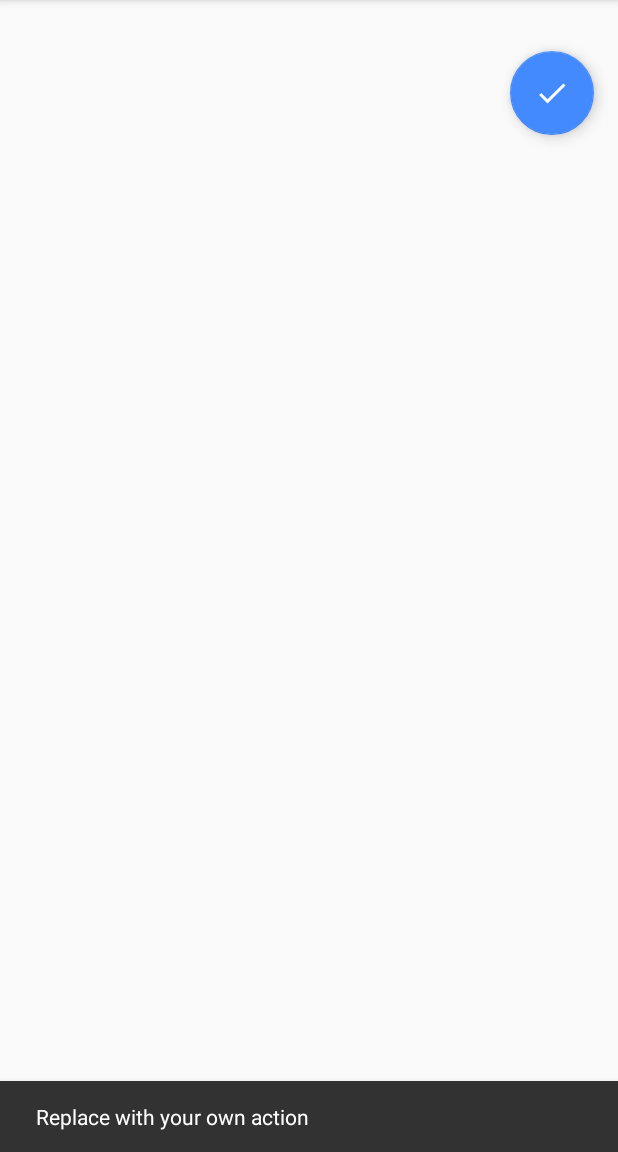
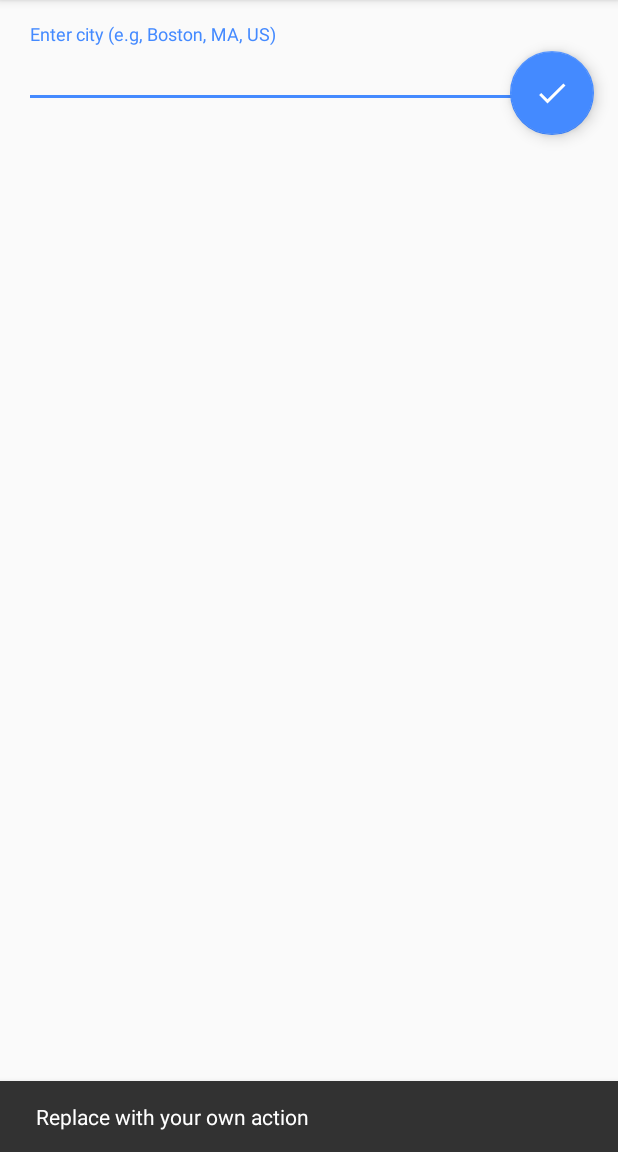
Before and after one commit to rengokantai/Dlan6progpj6_weather, an Android app: the screen it shows after launch (MainActivity), after a tap on an icon or button, on a phone screen of 412 x 824 dp, the part 84-1236 px from its top. Run offline under Robolectric (Android 15) with nearby library versions, the phone set to English and light mode, and no system bars.

Commit message:
Modify content_main

```diff
--- a/app/src/main/res/layout/content_main.xml
+++ b/app/src/main/res/layout/content_main.xml
@@ -1,5 +1,5 @@
 <?xml version="1.0" encoding="utf-8"?>
-<RelativeLayout xmlns:android="http://schemas.android.com/apk/res/android"
+<LinearLayout xmlns:android="http://schemas.android.com/apk/res/android"
     xmlns:app="http://schemas.android.com/apk/res-auto"
     xmlns:tools="http://schemas.android.com/tools"
     android:layout_width="match_parent"
@@ -10,7 +10,27 @@
     android:paddingTop="@dimen/activity_vertical_margin"
     app:layout_behavior="@string/appbar_scrolling_view_behavior"
     tools:context="me.yidi.dlan6progpj6_weather.MainActivity"
-    tools:showIn="@layout/activity_main">
+    tools:showIn="@layout/activity_main"
+    android:orientation="vertical">
 
+    <android.support.design.widget.TextInputLayout
+        android:layout_width="match_parent"
+        android:layout_height="wrap_content"
+        android:layout_gravity="fill_horizontal"
+        android:id="@+id/view">
 
-</RelativeLayout>
+        <EditText
+            android:layout_width="match_parent"
+            android:layout_height="wrap_content"
+            android:hint="@string/hint_text"
+            android:id="@+id/locationEditText"
+            android:singleLine="true"/>
+
+    </android.support.design.widget.TextInputLayout>
+
+    <ListView
+        android:layout_width="match_parent"
+        android:layout_height="0dp"
+        android:id="@+id/weatherListView"
+        android:layout_weight="1"/>
+</LinearLayout>
```
